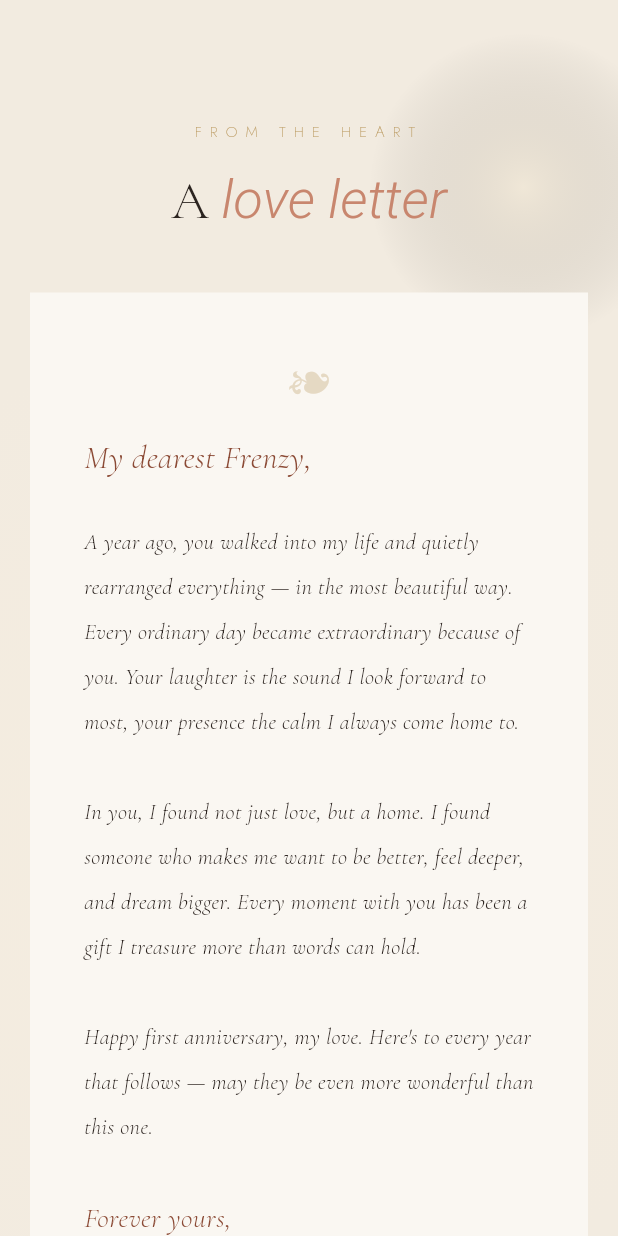
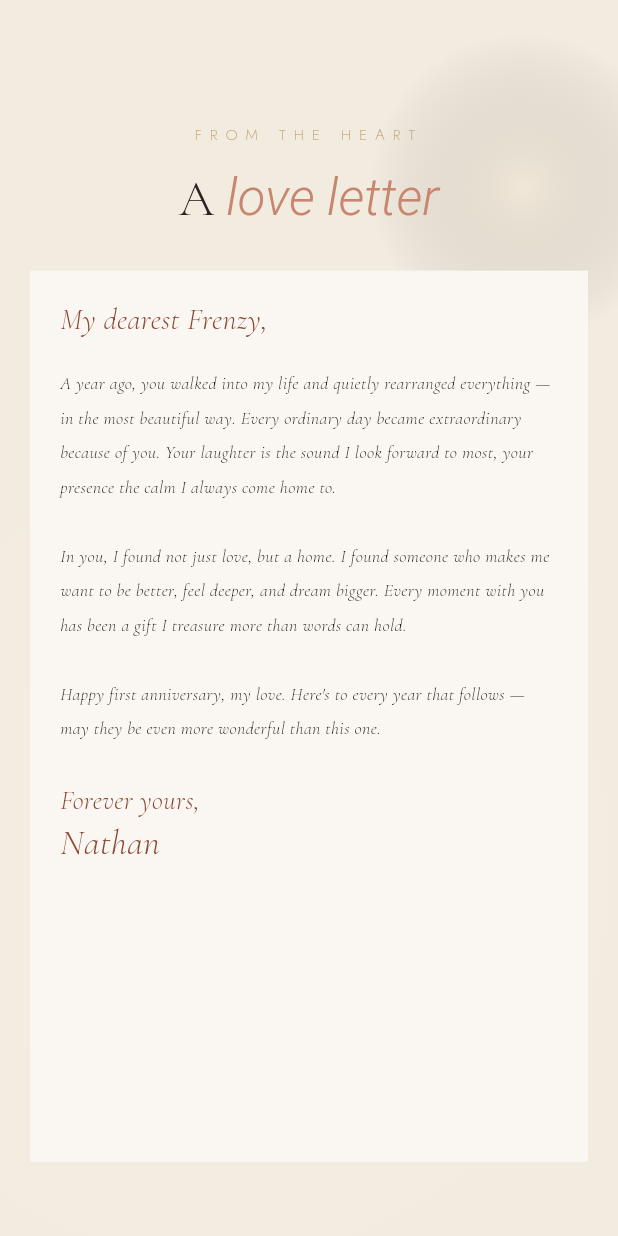
Before and after one commit to neyytann/anniversary, a Flutter app: the LetterSection widget shown alone on an empty page, opened directly, on a phone screen of 412 x 824 dp. Run offline on Flutter 3.47's test engine with Material 3 defaults, Android fonts, the phone set to English and light mode, and no system bars; our stand-ins replace google_fonts.

Commit message:
fixing letter

```diff
--- a/lib/widgets/letter_section.dart
+++ b/lib/widgets/letter_section.dart
@@ -9,6 +9,13 @@ class LetterSection extends StatelessWidget {
   Widget build(BuildContext context) {
     final size = MediaQuery.of(context).size;
     final isMobile = size.width < 600;
+    final isShort = size.height < 700;
+
+    final topPad = size.height * 0.10;
+    final hPad = isMobile ? 20.0 : 40.0;
+    final cardPad = isMobile || isShort ? 20.0 : 44.0;
+    final labelToTitle = isShort ? 8.0 : 16.0;
+    final titleToCard = isShort ? 12.0 : 28.0;
 
     return SizedBox(
       width: double.infinity,
@@ -29,7 +36,8 @@ class LetterSection extends StatelessWidget {
 
           // Warm glow top-right
           Positioned(
-            right: -40, top: -40,
+            right: -40,
+            top: -40,
             child: Container(
               width: size.width * 0.5,
               height: size.height * 0.4,
@@ -44,32 +52,33 @@ class LetterSection extends StatelessWidget {
           ),
 
           // Content
-          Center(
-            child: SingleChildScrollView(
-              padding: EdgeInsets.symmetric(
-                horizontal: isMobile ? 20 : 40,
-                vertical: 80,
-              ),
+          Padding(
+            padding: EdgeInsets.fromLTRB(
+                hPad, topPad, hPad, size.height * 0.06),
             child: Column(
-                mainAxisAlignment: MainAxisAlignment.center,
+              crossAxisAlignment: CrossAxisAlignment.center,
               children: [
                 // Label
                 Text(
                   'FROM THE HEART',
                   style: GoogleFonts.jost(
-                      fontSize: 10, fontWeight: FontWeight.w200,
-                      letterSpacing: 5.5, color: AppColors.gold,
+                    fontSize: 10,
+                    fontWeight: FontWeight.w200,
+                    letterSpacing: 5.5,
+                    color: AppColors.gold,
                   ),
                   textAlign: TextAlign.center,
                 ),
-                  const SizedBox(height: 18),
+                SizedBox(height: labelToTitle),
 
                 // Title
                 RichText(
                   textAlign: TextAlign.center,
                   text: TextSpan(
                     style: GoogleFonts.cormorantGaramond(
-                        fontSize: isMobile ? 36 : 48,
+                      fontSize: isMobile
+                          ? (isShort ? 26.0 : 34.0)
+                          : (isShort ? 34.0 : 46.0),
                       fontWeight: FontWeight.w300,
                       color: AppColors.charcoal,
                       height: 1.15,
@@ -78,66 +87,74 @@ class LetterSection extends StatelessWidget {
                       TextSpan(text: 'A '),
                       TextSpan(
                         text: 'love letter',
-                          style: TextStyle(fontStyle: FontStyle.italic, color: AppColors.rose),
+                        style: TextStyle(
+                            fontStyle: FontStyle.italic,
+                            color: AppColors.rose),
                       ),
                     ],
                   ),
                 ),
-                  const SizedBox(height: 40),
+                SizedBox(height: titleToCard),
 
-                  // Letter card
-                  ConstrainedBox(
-                    constraints: const BoxConstraints(maxWidth: 620),
+                // Letter card — Expanded to fill remaining space
+                Expanded(
+                  child: Center(
+                    child: ConstrainedBox(
+                      constraints: const BoxConstraints(maxWidth: 400),
                       child: Stack(
                         children: [
-                        // Outer decorative borders
+                          // Outer decorative border
                           Positioned.fill(
                             child: Container(
                               margin: const EdgeInsets.all(8),
                               decoration: BoxDecoration(
                                 border: Border.all(
-                                color: AppColors.gold.withOpacity(0.3), width: 0.5),
+                                  color: AppColors.gold.withOpacity(0.3),
+                                  width: 0.5,
                                 ),
                               ),
                             ),
+                          ),
+                          // Inner decorative border
                           Positioned.fill(
                             child: Container(
                               margin: const EdgeInsets.all(14),
                               decoration: BoxDecoration(
                                 border: Border.all(
-                                color: AppColors.gold.withOpacity(0.15), width: 0.5),
+                                  color: AppColors.gold.withOpacity(0.15),
+                                  width: 0.5,
+                                ),
                               ),
                             ),
                           ),
 
-                        // Letter body
-                        Container(
+                          // Letter body — scrollable ONLY inside the card
+                          Positioned.fill(
+                            child: Container(
                               color: AppColors.cream,
-                          padding: EdgeInsets.all(isMobile ? 36 : 56),
+                              padding: EdgeInsets.all(cardPad),
+                              child: SingleChildScrollView(
+                                physics: const ClampingScrollPhysics(),
                                 child: Column(
-                            crossAxisAlignment: CrossAxisAlignment.start,
+                                  crossAxisAlignment:
+                                      CrossAxisAlignment.start,
                                   children: [
-                              // Ornament
-                              Center(
-                                child: Text('❧',
-                                    style: TextStyle(
-                                      fontSize: 36,
-                                      color: AppColors.gold.withOpacity(0.35),
-                                      height: 1,
-                                    )),
-                              ),
-                              const SizedBox(height: 24),
+
 
                                     // Salutation
-                              Text('My dearest Frenzy,',
+                                    Text(
+                                      'My dearest Frenzy,',
                                       style: GoogleFonts.cormorantGaramond(
-                                    fontSize: isMobile ? 22 : 27,
+                                        fontSize: isMobile
+                                            ? (isShort ? 16.0 : 20.0)
+                                            : (isShort ? 19.0 : 25.0),
                                         fontWeight: FontWeight.w300,
                                         fontStyle: FontStyle.italic,
                                         color: AppColors.roseDeep,
                                         height: 1.3,
-                                  )),
-                              const SizedBox(height: 26),
+                                      ),
+                                    ),
+                                    SizedBox(height: isShort ? 10 : 18),
 
                                     // Body
                                     Text(
@@ -151,33 +168,50 @@ class LetterSection extends StatelessWidget {
                                       'Happy first anniversary, my love. Here\'s to every year that follows '
                                       '— may they be even more wonderful than this one.',
                                       style: GoogleFonts.cormorantGaramond(
-                                  fontSize: isMobile ? 15 : 17,
+                                        fontSize: isMobile
+                                            ? (isShort ? 10.0 : 12.0)
+                                            : (isShort ? 11.0 : 13.0),
                                         fontWeight: FontWeight.w300,
                                         fontStyle: FontStyle.italic,
                                         color: AppColors.charcoal,
-                                  height: 2.0,
+                                        height: isShort ? 1.55 : 1.9,
                                       ),
                                     ),
-                              const SizedBox(height: 32),
+                                    SizedBox(height: isShort ? 12 : 24),
 
                                     // Closing
-                              Text('Forever yours,',
+                                    Text(
+                                      'Forever yours,',
                                       style: GoogleFonts.cormorantGaramond(
-                                    fontSize: isMobile ? 19 : 23,
+                                        fontSize: isMobile
+                                            ? (isShort ? 14.0 : 18.0)
+                                            : (isShort ? 16.0 : 21.0),
                                         fontWeight: FontWeight.w300,
                                         fontStyle: FontStyle.italic,
                                         color: AppColors.roseDeep,
-                                    height: 1.5,
-                                  )),
-                              Text('Nathan',
+                                        height: 1.4,
+                                      ),
+                                    ),
+                                    Text(
+                                      'Nathan',
                                       style: GoogleFonts.cormorantGaramond(
-                                    fontSize: isMobile ? 26 : 32,
+                                        fontSize: isMobile
+                                            ? (isShort ? 19.0 : 24.0)
+                                            : (isShort ? 22.0 : 30.0),
                                         fontWeight: FontWeight.w300,
                                         fontStyle: FontStyle.italic,
                                         color: AppColors.roseDeep,
                                         height: 1.3,
-                                  )),
+                                      ),
+                                    ),
                                   ],
+                                ),
+                              ),
+                            ),
+                          ),
+                        ],
+                      ),
+                    ),
                   ),
                 ),
               ],
@@ -185,10 +219,6 @@ class LetterSection extends StatelessWidget {
           ),
         ],
       ),
-            ),
-          ),
-        ],
-      ),
     );
   }
 }
```
Also changed, not shown: lib/screens/home_screen.dart (+13 -7 lines), lib/widgets/nav_bar.dart (+16 -7 lines), lib/widgets/video_gallery_section.dart (added, +228 -0 lines). Lines whose indentation alone changed are shown as unchanged.
